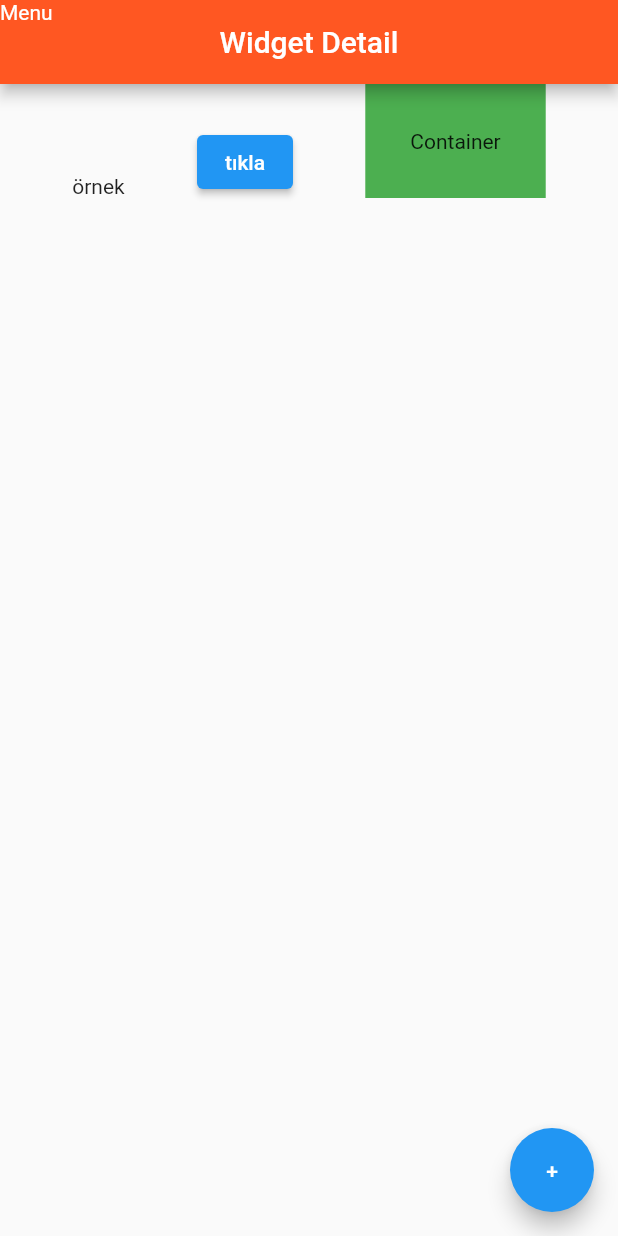
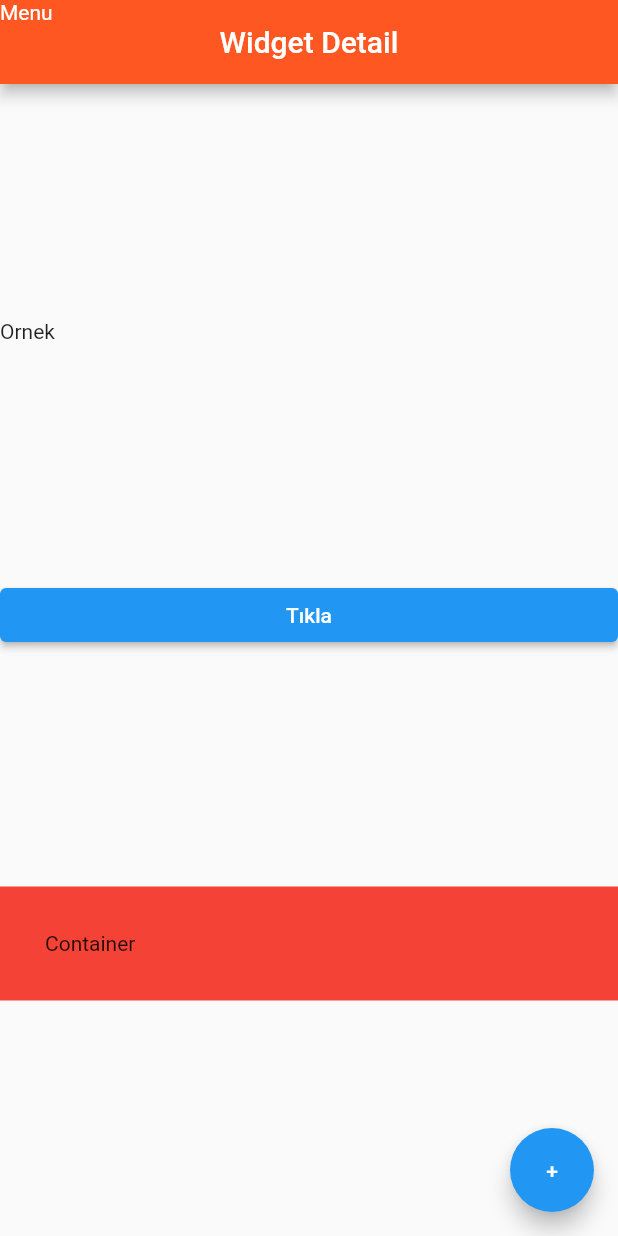
Before and after one commit to ayseturan02/flutterproject, a Flutter app: the screen it shows after launch, on a phone screen of 412 x 824 dp. Run offline on Flutter 3.47's test engine with Material 2 defaults, Android fonts, the phone set to English and light mode, and no system bars; our stand-ins replace google_fonts, hexcolor; Roboto replaces fonts that are missing (Acme).

Commit message:
Flutter Column Row II

```diff
--- a/lib/main.dart
+++ b/lib/main.dart
@@ -27,18 +27,17 @@ class _WidgetDetailState extends State<WidgetDetail> {
           backgroundColor: Colors.deepOrange,
           leading: const Text("Menu"),
         ),
-        body: Row(
+        body:  Column(
           mainAxisAlignment: MainAxisAlignment.spaceEvenly,
-          crossAxisAlignment: CrossAxisAlignment.end,
-          children: <Widget>[
-             const Text("örnek"),
-            ElevatedButton(onPressed: () {}, child: const Text("tıkla"),
-            ),
+          crossAxisAlignment: CrossAxisAlignment.stretch,
+          children: [
+            const Text("Ornek"),
+            ElevatedButton(onPressed: () {}, child: const Text("Tıkla")),
             Container(
+              color: Colors.red,
               padding: const EdgeInsets.all(30),
-              color: Colors.green,
               child: const Text("Container"),
-            ),
+            )
           ],
         ),
         floatingActionButton: FloatingActionButton(
```
